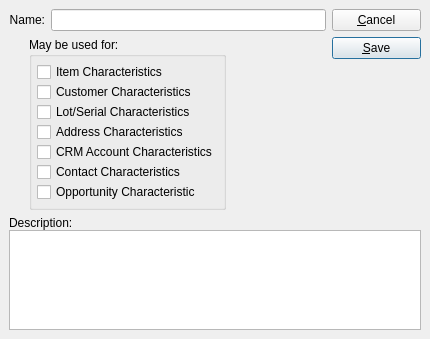
First picture: the form in guiclient/characteristic.ui, repository Pegasus-RPG/xtuple-client, before the edit.
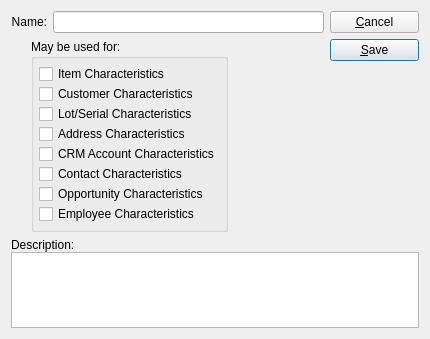
Second picture: the form after the edit. Custom widgets are drawn as their Qt base class.

Commit message: issue #6736 - add gui support for employee characteristics and for user and sales rep buttons

What changed in the file:
```diff
--- a/guiclient/characteristic.ui
+++ b/guiclient/characteristic.ui
@@ -13,36 +13,12 @@
    <string>Characteristic</string>
   </property>
   <layout class="QVBoxLayout" >
-   <property name="margin" >
-    <number>9</number>
-   </property>
-   <property name="spacing" >
-    <number>6</number>
-   </property>
    <item>
     <layout class="QHBoxLayout" >
-     <property name="margin" >
-      <number>0</number>
-     </property>
-     <property name="spacing" >
-      <number>6</number>
-     </property>
      <item>
       <layout class="QVBoxLayout" >
-       <property name="margin" >
-        <number>0</number>
-       </property>
-       <property name="spacing" >
-        <number>6</number>
-       </property>
        <item>
         <layout class="QHBoxLayout" >
-         <property name="margin" >
-          <number>0</number>
-         </property>
-         <property name="spacing" >
-          <number>6</number>
-         </property>
          <item>
           <widget class="QLabel" name="_nameLit" >
            <property name="text" >
@@ -63,12 +39,6 @@
        </item>
        <item>
         <layout class="QHBoxLayout" >
-         <property name="margin" >
-          <number>0</number>
-         </property>
-         <property name="spacing" >
-          <number>6</number>
-         </property>
          <item>
           <spacer>
            <property name="orientation" >
@@ -142,7 +112,14 @@
             <item>
              <widget class="QCheckBox" name="_opportunity" >
               <property name="text" >
-               <string>Opportunity Characteristic</string>
+               <string>Opportunity Characteristics</string>
+              </property>
+             </widget>
+            </item>
+            <item>
+             <widget class="QCheckBox" name="_employees" >
+              <property name="text" >
+               <string>Employee Characteristics</string>
               </property>
              </widget>
             </item>
@@ -171,12 +148,6 @@
      </item>
      <item>
       <layout class="QVBoxLayout" >
-       <property name="margin" >
-        <number>0</number>
-       </property>
-       <property name="spacing" >
-        <number>6</number>
-       </property>
        <item>
         <widget class="QPushButton" name="_close" >
          <property name="text" >
@@ -220,9 +191,7 @@
    <item>
     <widget class="QFrame" name="frame" >
      <property name="sizePolicy" >
-      <sizepolicy>
-       <hsizetype>5</hsizetype>
-       <vsizetype>7</vsizetype>
+      <sizepolicy vsizetype="Expanding" hsizetype="Preferred" >
        <horstretch>0</horstretch>
        <verstretch>1</verstretch>
       </sizepolicy>
```
Left out of the diff: 32 changed lines with no effect on the pictures. The commit also changes 9 other files.
